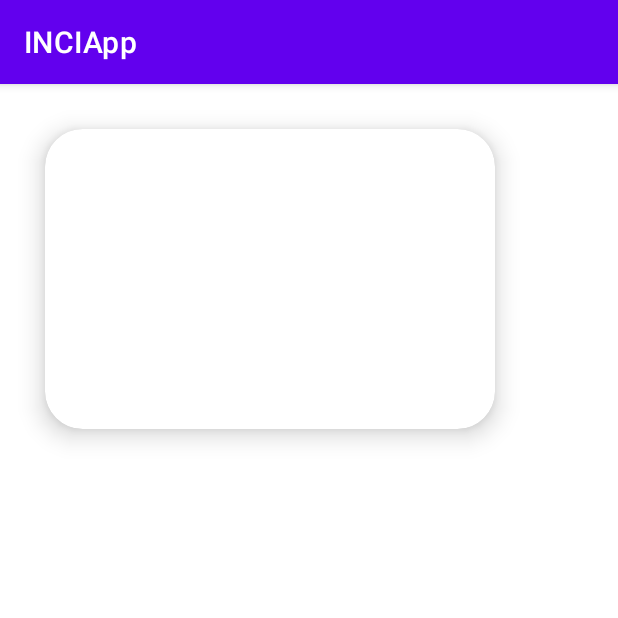
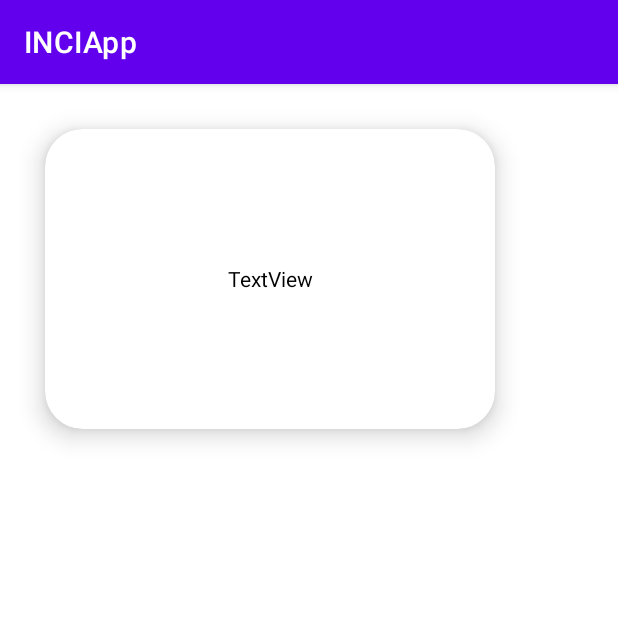
Before and after one commit to pannaAdrianna/INCIApp, an Android app: the screen it shows after launch (QuizINCIActivity), after a tap on "LEARN", on a phone screen of 412 x 824 dp, the top half of it. Run offline under Robolectric (Android 15) with nearby library versions, the phone set to English and light mode, and no system bars; plain views replace EasyFlipView.

Commit message:
centering text, add data

```diff
--- a/app/src/main/java/edu/ib/inciapp/Flashcard.java
+++ b/app/src/main/java/edu/ib/inciapp/Flashcard.java
@@ -5,15 +5,13 @@ public class Flashcard {
    final String definition;
    final String label;
    private boolean remembered;
-   private int repeated;
 
 
-    public Flashcard(int id, String definition, String label, boolean remembered, int repeated) {
+    public Flashcard(int id, String definition, String label) {
         this.id = id;
         this.definition = definition;
         this.label = label;
-        this.remembered = remembered;
-        this.repeated = repeated;
+        this.remembered = false;
     }
 
     public int getId() {
@@ -40,11 +38,5 @@ public class Flashcard {
         this.remembered = remembered;
     }
 
-    public int getRepeated() {
-        return repeated;
-    }
 
-    public void setRepeated(int repeated) {
-        this.repeated = repeated;
-    }
 }
--- a/app/src/main/java/edu/ib/inciapp/MainActivity.java
+++ b/app/src/main/java/edu/ib/inciapp/MainActivity.java
@@ -3,15 +3,58 @@ package edu.ib.inciapp;
 import androidx.appcompat.app.AppCompatActivity;
 
 import android.content.Intent;
+import android.database.sqlite.SQLiteDatabase;
 import android.os.Bundle;
 import android.view.View;
+import android.widget.TextView;
+
+import java.io.BufferedReader;
+import java.io.File;
+import java.io.FileNotFoundException;
+import java.io.FileReader;
+import java.util.ArrayList;
+import java.util.List;
 
 public class MainActivity extends AppCompatActivity {
+    TextView tv;
 
     @Override
     protected void onCreate(Bundle savedInstanceState) {
         super.onCreate(savedInstanceState);
         setContentView(R.layout.activity_main);
+        tv=(TextView) findViewById(R.id.textView);
+
+/*
+        String path = "in.xslx";
+        File file = new File(path);
+        List<Flashcard> flashcardList = new ArrayList<>();
+        try {
+            FileReader fileReader = new FileReader(file);
+            BufferedReader bf = new BufferedReader(fileReader);
+            String line;
+            int counter = 0;
+
+            while ((line = bf.readLine()) != null) {
+                String[] lineSplit = line.split("\t");
+                String definition = lineSplit[0];
+                String label = lineSplit[1];
+
+
+                Flashcard tempFlashcard = new Flashcard(counter, definition, label);
+                flashcardList.add(tempFlashcard);
+                counter++;
+            }
+            bf.close();
+            fileReader.close();
+
+
+        } catch (Exception e) {
+            e.printStackTrace();
+        }*/
+
+//        tv.setText(flashcardList.get(0).getDefinition());
+
+
     }
 
     public void onBtnLearnClick(View view) {
--- a/app/src/main/java/edu/ib/inciapp/QuizINCIActivity.java
+++ b/app/src/main/java/edu/ib/inciapp/QuizINCIActivity.java
@@ -8,6 +8,8 @@ import android.view.View;
 import android.widget.Button;
 import android.widget.Toast;
 
+import java.util.List;
+
 import static android.widget.Toast.LENGTH_LONG;
 
 public class QuizINCIActivity extends AppCompatActivity {
@@ -17,7 +19,7 @@ public class QuizINCIActivity extends AppCompatActivity {
     Button btnNext;
     private CardView card;
 
-    private Flashcard[] deckOfFlashcards;
+    private List<Flashcard> deckOfFlashcards;
 
     @Override
     protected void onCreate(Bundle savedInstanceState) {
--- a/app/src/main/res/layout/activity_quiz_i_n_c_i.xml
+++ b/app/src/main/res/layout/activity_quiz_i_n_c_i.xml
@@ -31,7 +31,18 @@
             android:alpha="0"
             app:cardBackgroundColor="@color/blueLight"
             app:cardCornerRadius="25sp"
-            app:cardElevation="10sp" />
+            app:cardElevation="10sp">
+
+            <TextView
+                android:id="@+id/tvDefinition"
+                android:layout_width="match_parent"
+                android:layout_height="match_parent"
+                android:layout_centerInParent="true"
+                android:layout_gravity="center"
+                android:gravity="center"
+                android:text="TextView"
+                android:textColor="@color/white" />
+        </androidx.cardview.widget.CardView>
 
 
         <!-- Front Layout Goes Here -->
@@ -46,7 +57,18 @@
             android:layout_marginRight="30sp"
             app:cardBackgroundColor="@color/white"
             app:cardCornerRadius="25sp"
-            app:cardElevation="10sp" />
+            app:cardElevation="10sp">
+
+            <TextView
+                android:id="@+id/tvLabel"
+                android:layout_width="match_parent"
+                android:layout_height="match_parent"
+                android:layout_centerInParent="true"
+                android:foregroundGravity="center"
+                android:gravity="center|center_vertical"
+                android:text="TextView"
+                android:textColor="@color/black" />
+        </androidx.cardview.widget.CardView>
 
 
     </com.wajahatkarim3.easyflipview.EasyFlipView>
@@ -86,8 +108,8 @@
             android:id="@+id/btnNext"
             android:layout_width="wrap_content"
             android:layout_height="wrap_content"
+            android:onClick="onBtnNextClick"
             android:text="@string/hintBtnShowNext"
-            android:onClick="onBtnNextClick"
             app:layout_constraintBottom_toBottomOf="parent"
             app:layout_constraintEnd_toEndOf="parent"
             app:layout_constraintHorizontal_bias="0.498"
```
